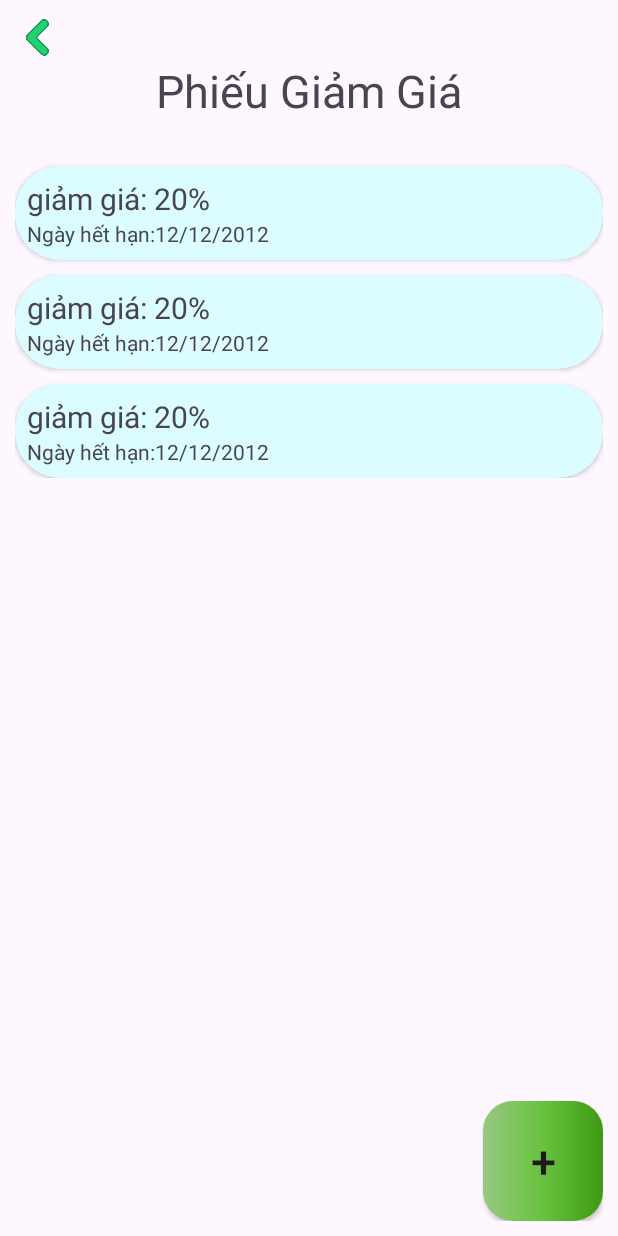
After one commit to vanhnguyen204/PRO1121_DA1, an Android app: the layout fragment_sales.xml on its own in the app's theme, with its tools: preview values and no code run, on a phone screen of 412 x 824 dp. The commit adds this screen. Run offline under Robolectric (Android 15) with nearby library versions, the phone set to English and light mode, and no system bars.

Commit message:
24/11/2023

```diff
--- a/app/src/main/java/com/fpoly/pro1121_da1/Fragment/FragmentIngredientDetail.java
+++ b/app/src/main/java/com/fpoly/pro1121_da1/Fragment/FragmentIngredientDetail.java
@@ -42,6 +42,7 @@ public class FragmentIngredientDetail extends Fragment {
     @Override
     public void onViewCreated(@NonNull View view, @Nullable Bundle savedInstanceState) {
         super.onViewCreated(view, savedInstanceState);
+
         imgBack = view.findViewById(R.id.img_back_fragmentIngredient_Detail);
         img = view.findViewById(R.id.img_ingredient_fragmentIngredient_Detail);
         tvID = view.findViewById(R.id.tv_ingredientID_fragmentIngredient_detail);
--- a/app/src/main/java/com/fpoly/pro1121_da1/database/VoucherDAO.java
+++ b/app/src/main/java/com/fpoly/pro1121_da1/database/VoucherDAO.java
@@ -30,8 +30,10 @@ public class VoucherDAO {
 
         long result = sql.insert("Voucher", null, value);
         if (result > 0) {
+            Toast.makeText(context, "Thêm voucher thành công", Toast.LENGTH_SHORT).show();
             return true;
         } else {
+            Toast.makeText(context, "Thêm voucher không thành công", Toast.LENGTH_SHORT).show();
             return false;
         }
 
--- /dev/null
+++ b/app/src/main/res/layout/fragment_sales.xml
@@ -0,0 +1,48 @@
+<?xml version="1.0" encoding="utf-8"?>
+<RelativeLayout xmlns:android="http://schemas.android.com/apk/res/android"
+    xmlns:tools="http://schemas.android.com/tools"
+    android:layout_width="match_parent"
+    android:layout_height="match_parent"
+    xmlns:app="http://schemas.android.com/apk/res-auto"
+    android:padding="10dp"
+    android:orientation="vertical"
+    tools:context=".Fragment.FragmentUserDetail">
+
+    <ImageView
+        android:layout_alignParentTop="true"
+        android:id="@+id/img_back_fragmentSale"
+        android:layout_width="30dp"
+        android:layout_height="30dp"
+        android:src="@mipmap/arrow_left" />
+
+    <TextView
+        android:id="@+id/tv_title"
+        android:layout_width="match_parent"
+        android:layout_height="wrap_content"
+        android:text="Phiếu Giảm Giá"
+        android:gravity="center"
+        android:textSize="30dp"
+        android:layout_marginBottom="20dp"
+        android:layout_below="@+id/img_back_fragmentSale"
+        />
+
+    <androidx.recyclerview.widget.RecyclerView
+        android:id="@+id/rcv_sales"
+        android:layout_width="match_parent"
+        android:layout_height="wrap_content"
+        android:layout_below="@+id/tv_title"
+        app:layoutManager="androidx.recyclerview.widget.LinearLayoutManager"
+        tools:listitem="@layout/item_recyclerview_voucher"
+        />
+    <androidx.appcompat.widget.AppCompatButton
+        android:id="@+id/btn_add_voucher"
+        android:layout_width="80dp"
+        android:layout_height="80dp"
+        android:text="+"
+        android:textSize="30dp"
+        android:layout_alignParentRight="true"
+        android:layout_alignParentBottom="true"
+        android:background="@drawable/custom_buttonadd_drink"
+        />
+
+</RelativeLayout>
--- /dev/null
+++ b/app/src/main/res/layout/item_recyclerview_voucher.xml
@@ -0,0 +1,32 @@
+<?xml version="1.0" encoding="utf-8"?>
+<androidx.cardview.widget.CardView xmlns:android="http://schemas.android.com/apk/res/android"
+    android:layout_width="match_parent"
+    android:layout_height="wrap_content"
+    xmlns:app="http://schemas.android.com/apk/res-auto"
+    app:cardCornerRadius="30dp"
+    app:cardBackgroundColor="#DBFDFF"
+    android:layout_marginTop="10dp"
+    >
+
+    <RelativeLayout
+        android:layout_width="match_parent"
+        android:layout_height="wrap_content"
+        android:padding="8dp"
+        >
+        <TextView
+            android:layout_width="match_parent"
+            android:layout_height="wrap_content"
+            android:id="@+id/tv_price_reduce_itemVoucher"
+            android:text="giảm giá: 20%"
+            android:textSize="20dp"/>
+        <TextView
+            android:id="@+id/tv_date_expiry_itemVoucher"
+            android:layout_width="match_parent"
+            android:layout_height="wrap_content"
+            android:text="Ngày hết hạn:12/12/2012"
+            android:layout_below="@+id/tv_price_reduce_itemVoucher"
+            />
+
+    </RelativeLayout>
+
+</androidx.cardview.widget.CardView>
```
Also changed, not shown: app/src/main/java/com/fpoly/pro1121_da1/Adapter/VoucherAdapter.java (added, +105 -0 lines), app/src/main/java/com/fpoly/pro1121_da1/Fragment/FragmentSales.java (added, +142 -0 lines), app/src/main/java/com/fpoly/pro1121_da1/Fragment/FragmentSettings.java (+8 -1 lines), app/src/main/java/com/fpoly/pro1121_da1/Fragment/FragmentUserDetail.java (+6 -5 lines), app/src/main/res/layout/dialog_add_voucher.xml (added, +45 -0 lines), app/src/main/res/layout/dialog_update_voucher.xml (added, +39 -0 lines), app/src/main/res/layout/fragment_settings.xml (+32 -4 lines), app/src/main/res/mipmap-xxhdpi/sale_tag.png (added).
